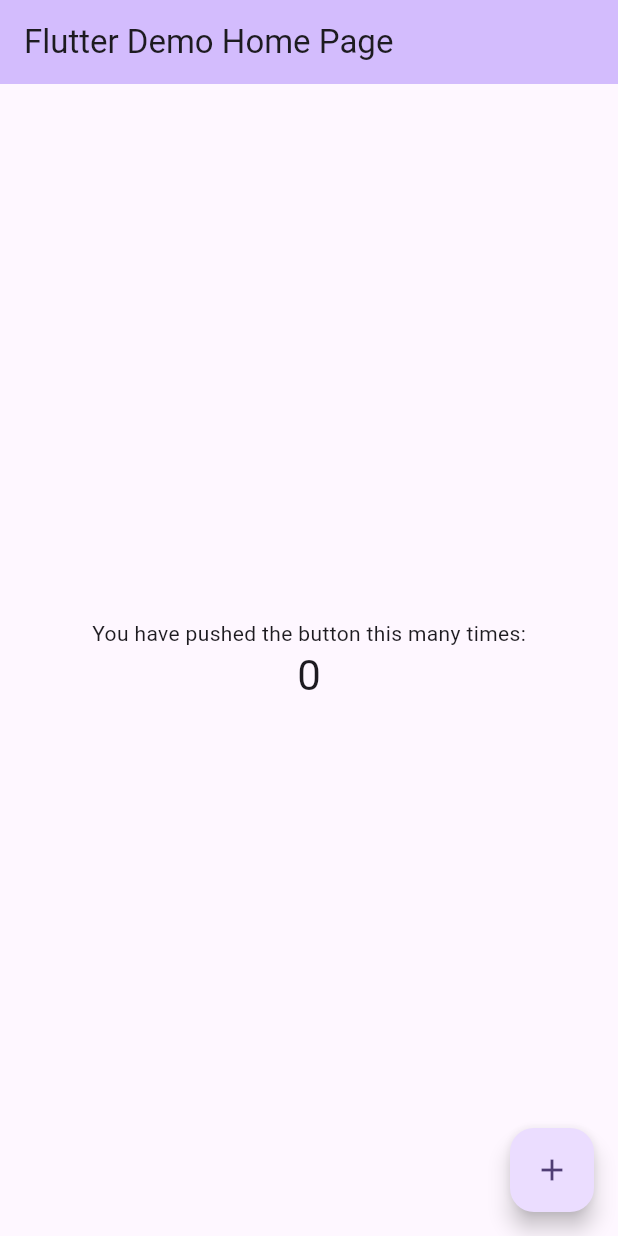
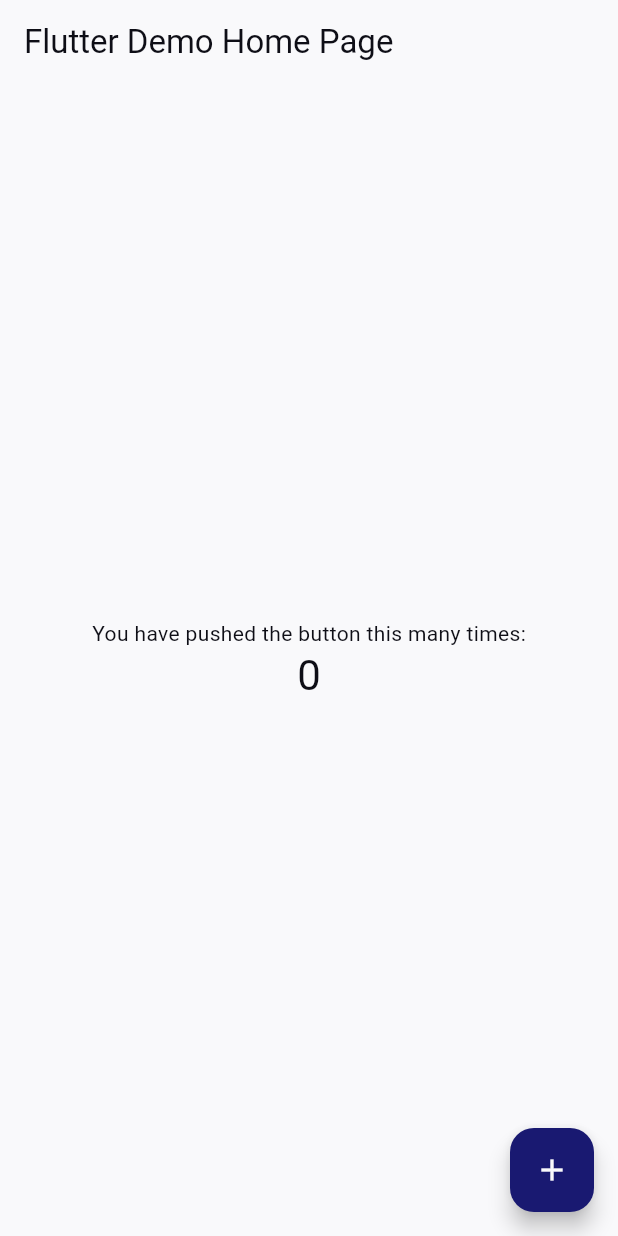
Before and after one commit to Al-aqua/ai-notes, a Flutter app: the screen it shows after launch, on a phone screen of 412 x 824 dp. Run offline on Flutter 3.47's test engine with Material 3 defaults, Android fonts, the phone set to English and light mode, and no system bars.

Commit message:
Added the themes

```diff
--- /dev/null
+++ b/lib/core/themes/dark_theme.dart
@@ -0,0 +1,30 @@
+import 'package:flutter/material.dart';
+
+const textColor = Color(0xFFe9e9f1);
+const backgroundColor = Color(0xFF040406);
+const primaryColor = Color(0xFF8e8ee6);
+const primaryFgColor = Color(0xFF040406);
+const secondaryColor = Color(0xFF2c2c58);
+const secondaryFgColor = Color(0xFFe9e9f1);
+const accentColor = Color(0xFF3a3a82);
+const accentFgColor = Color(0xFFe9e9f1);
+
+const darkColorScheme = ColorScheme(
+  brightness: Brightness.dark,
+  background: backgroundColor,
+  onBackground: textColor,
+  primary: primaryColor,
+  onPrimary: primaryFgColor,
+  secondary: secondaryColor,
+  onSecondary: secondaryFgColor,
+  tertiary: accentColor,
+  onTertiary: accentFgColor,
+  surface: backgroundColor,
+  onSurface: textColor,
+  error: Brightness.dark == Brightness.light
+      ? Color(0xffB3261E)
+      : Color(0xffF2B8B5),
+  onError: Brightness.dark == Brightness.light
+      ? Color(0xffFFFFFF)
+      : Color(0xff601410),
+);
--- /dev/null
+++ b/lib/core/themes/theme.dart
@@ -0,0 +1,30 @@
+import 'package:flutter/material.dart';
+
+const textColor = Color(0xFF0e0e16);
+const backgroundColor = Color(0xFFf9f9fb);
+const primaryColor = Color(0xFF191971);
+const primaryFgColor = Color(0xFFf9f9fb);
+const secondaryColor = Color(0xFFa7a7d3);
+const secondaryFgColor = Color(0xFF0e0e16);
+const accentColor = Color(0xFF7d7dc5);
+const accentFgColor = Color(0xFF0e0e16);
+
+const lightColorScheme = ColorScheme(
+  brightness: Brightness.light,
+  background: backgroundColor,
+  onBackground: textColor,
+  primary: primaryColor,
+  onPrimary: primaryFgColor,
+  secondary: secondaryColor,
+  onSecondary: secondaryFgColor,
+  tertiary: accentColor,
+  onTertiary: accentFgColor,
+  surface: backgroundColor,
+  onSurface: textColor,
+  error: Brightness.light == Brightness.light
+      ? Color(0xffB3261E)
+      : Color(0xffF2B8B5),
+  onError: Brightness.light == Brightness.light
+      ? Color(0xffFFFFFF)
+      : Color(0xff601410),
+);
--- a/lib/main.dart
+++ b/lib/main.dart
@@ -1,3 +1,5 @@
+import 'package:ai_notes/core/themes/dark_theme.dart';
+import 'package:ai_notes/core/themes/theme.dart';
 import 'package:flutter/material.dart';
 
 void main() {
@@ -28,9 +30,13 @@ class MyApp extends StatelessWidget {
         //
         // This works for code too, not just values: Most code changes can be
         // tested with just a hot reload.
-        colorScheme: ColorScheme.fromSeed(seedColor: Colors.deepPurple),
+        colorScheme: lightColorScheme,
         useMaterial3: true,
       ),
+      darkTheme: ThemeData(
+        colorScheme: darkColorScheme,
+      ),
+      themeMode: ThemeMode.system,
       home: const MyHomePage(title: 'Flutter Demo Home Page'),
     );
   }
```
